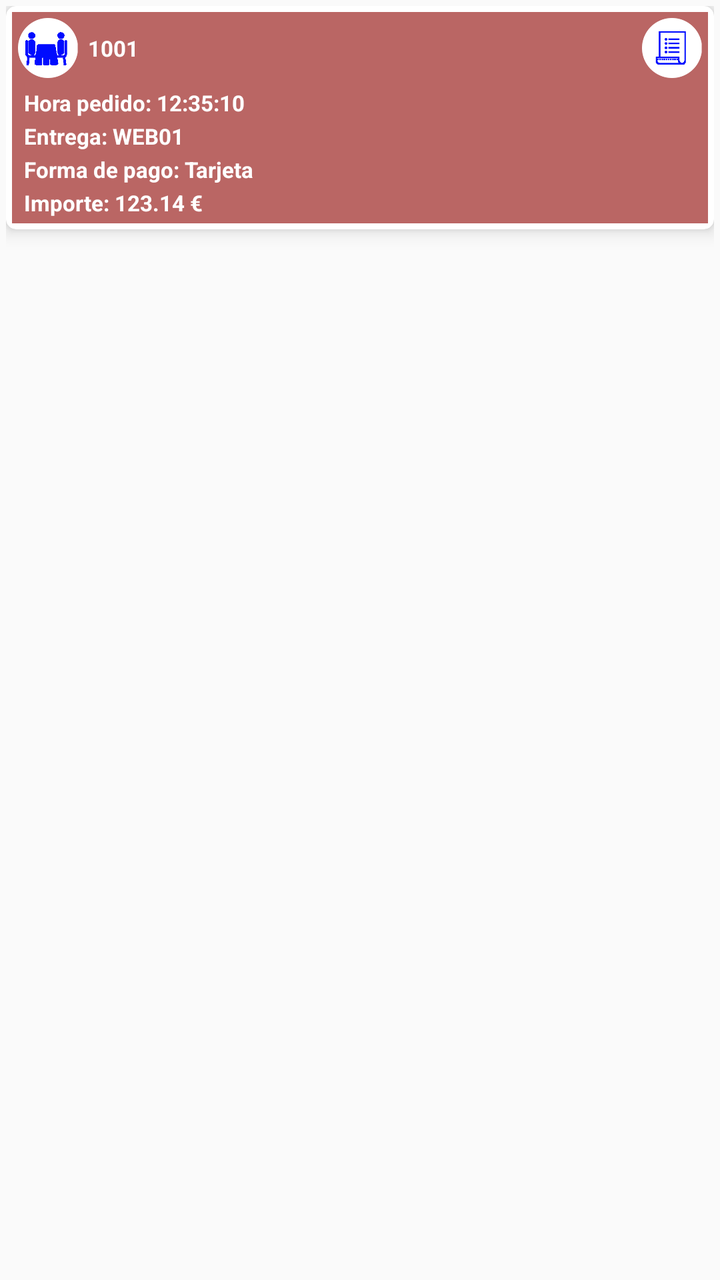
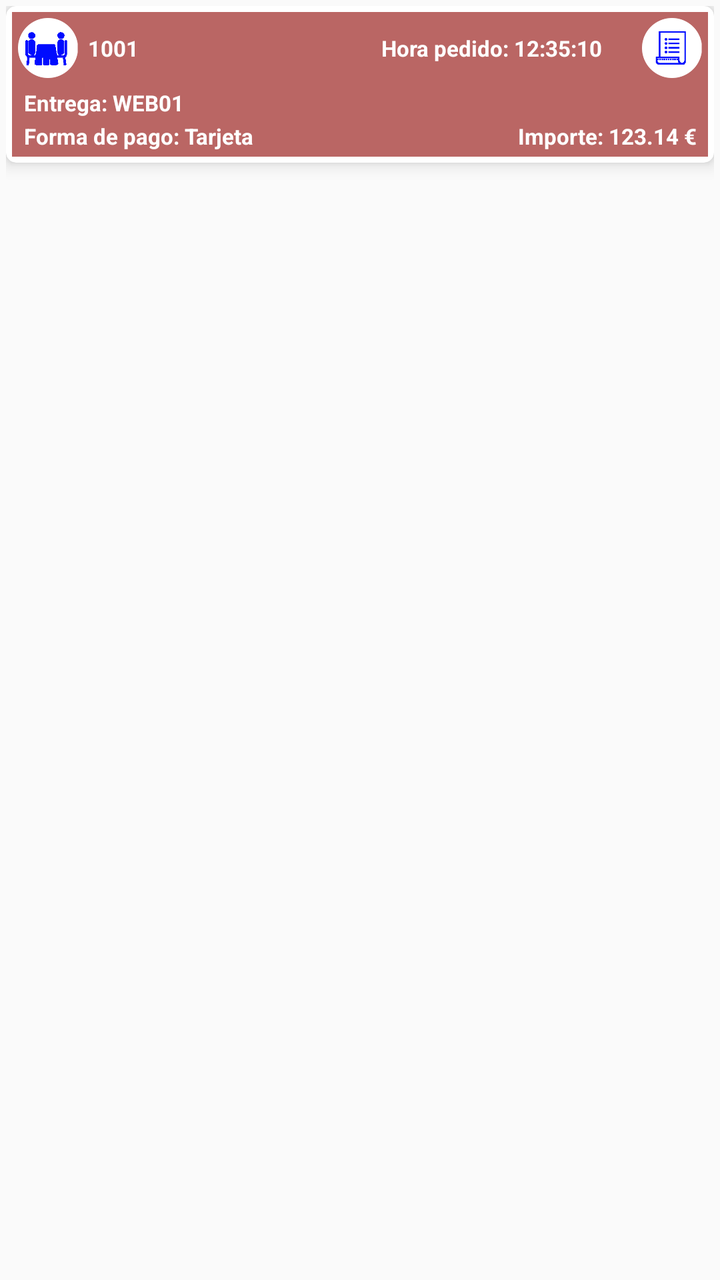

Compare the two renders of this Android layout. The source of the first and the diff that turns it into the second are given below.
<!-- AndroidManifest.xml: application theme AppTheme -->
<!-- res/layout/pedidos_cardview.xml -->
<?xml version="1.0" encoding="utf-8"?>
<LinearLayout xmlns:android="http://schemas.android.com/apk/res/android"
    xmlns:app="http://schemas.android.com/apk/res-auto"
    android:layout_width="match_parent"
    android:layout_height="wrap_content"
    android:background="@color/transparente"
    android:padding="3dp">

    <androidx.cardview.widget.CardView
        android:id="@+id/cv"
        android:layout_width="match_parent"
        android:layout_height="wrap_content"
        app:cardCornerRadius="5dp"
        app:cardElevation="5dp">

        <LinearLayout
            android:id="@+id/laySel"
            android:layout_width="match_parent"
            android:layout_height="wrap_content"
            android:orientation="vertical"
            android:padding="3dp">

            <LinearLayout
                android:id="@+id/fondo"
                android:layout_width="match_parent"
                android:layout_height="wrap_content"
                android:background="@color/mesaOcupada"
                android:orientation="vertical">

                
                <LinearLayout
                    android:layout_width="match_parent"
                    android:layout_height="wrap_content"
                    android:orientation="horizontal"
                    android:padding="3dp">

                    <androidx.appcompat.widget.AppCompatImageView
                        android:id="@+id/ivMesa"
                        android:layout_width="@dimen/icon_small_size"
                        android:layout_height="@dimen/icon_small_size"
                        android:layout_gravity="left"
                        android:background="@drawable/bar_mesa" />

                    <TextView
                        android:id="@+id/numero"
                        android:layout_width="0dp"
                        android:layout_weight="1"
                        android:layout_height="wrap_content"
                        android:layout_gravity="center_vertical"
                        android:layout_marginLeft="5dp"
                        android:gravity="left|center_vertical"
                        android:text="1001"
                        android:textColor="@color/textoBlanco"
                        android:textSize="@dimen/text_actionbar"
                        android:textStyle="bold" />

                    <androidx.appcompat.widget.AppCompatImageView
                        android:id="@+id/ivEstado"
                        android:layout_width="@dimen/icon_small_size"
                        android:layout_height="@dimen/icon_small_size"
                        android:layout_gravity="center_vertical"
                        android:layout_marginLeft="20dp"
                        android:background="@drawable/bar_tiquet" />
                </LinearLayout>

                
                <TextView
                    android:id="@+id/tvHoraPedido"
                    android:layout_width="match_parent"
                    android:layout_height="wrap_content"
                    android:paddingLeft="6dp"
                    android:paddingRight="6dp"
                    android:paddingTop="2dp"
                    android:gravity="left"
                    android:text="Hora pedido: 12:35:10"
                    android:textColor="@color/textoBlanco"
                    android:textSize="@dimen/text_actionbar"
                    android:textStyle="bold" />

                
                <TextView
                    android:id="@+id/tvCodptoWeb"
                    android:layout_width="match_parent"
                    android:layout_height="wrap_content"
                    android:paddingLeft="6dp"
                    android:paddingRight="6dp"
                    android:paddingTop="2dp"
                    android:gravity="left"
                    android:text="Entrega: WEB01"
                    android:textColor="@color/textoBlanco"
                    android:textSize="@dimen/text_actionbar"
                    android:textStyle="bold"
                    android:maxLines="2" />

                
                <TextView
                    android:id="@+id/tvFpagoWeb"
                    android:layout_width="match_parent"
                    android:layout_height="wrap_content"
                    android:paddingLeft="6dp"
                    android:paddingRight="6dp"
                    android:paddingTop="2dp"
                    android:gravity="left"
                    android:text="Forma de pago: Tarjeta"
                    android:textColor="@color/textoBlanco"
                    android:textSize="@dimen/text_actionbar"
                    android:textStyle="bold"
                    android:maxLines="2" />

                
                <TextView
                    android:id="@+id/importe"
                    android:layout_width="match_parent"
                    android:layout_height="wrap_content"
                    android:paddingLeft="6dp"
                    android:paddingRight="6dp"
                    android:paddingTop="2dp"
                    android:paddingBottom="3dp"
                    android:gravity="left"
                    android:text="Importe: 123.14 €"
                    android:textColor="@color/textoBlanco"
                    android:textSize="@dimen/text_actionbar"
                    android:textStyle="bold" />

            </LinearLayout>
        </LinearLayout>
    </androidx.cardview.widget.CardView>

</LinearLayout>
<!-- resources referenced by this layout -->
<resources>
  <color name="mesaOcupada">#ba6664</color>
  <color name="textoBlanco">#ffffff</color>
  <color name="transparente">#00ffffff</color>
  <dimen name="icon_small_size">30dp</dimen>
  <dimen name="text_actionbar">11sp</dimen>
  <!-- drawable bar_mesa: png bitmap (drawable, 6214 bytes) -->
  <!-- drawable bar_tiquet: png bitmap (drawable, 7783 bytes) -->
  <style name="AppTheme" parent="Theme.AppCompat.Light.DarkActionBar">
          
          <item name="colorPrimary">@color/colorPrimary</item>
          <item name="colorPrimaryDark">@color/colorPrimaryDark</item>
          <item name="colorAccent">@color/colorAccent</item>
      </style>
  <color name="colorPrimary">#3F51B5</color>
  <color name="colorPrimaryDark">#303F9F</color>
  <color name="colorAccent">#ff5600</color>
</resources>

<!-- the commit's change to res/layout/pedidos_cardview.xml (unified diff, before → after) -->
@@ -54,6 +54,18 @@
                         android:textSize="@dimen/text_actionbar"
                         android:textStyle="bold" />
 
+                    <TextView
+                        android:id="@+id/tvHoraPedido"
+                        android:layout_width="wrap_content"
+                        android:layout_height="wrap_content"
+                        android:layout_gravity="center_vertical"
+                        android:layout_marginLeft="5dp"
+                        android:gravity="center"
+                        android:text="Hora pedido: 12:35:10"
+                        android:textColor="@color/textoBlanco"
+                        android:textSize="@dimen/text_actionbar"
+                        android:textStyle="bold" />
+
                     <androidx.appcompat.widget.AppCompatImageView
                         android:id="@+id/ivEstado"
                         android:layout_width="@dimen/icon_small_size"
@@ -62,20 +74,6 @@
                         android:layout_marginLeft="20dp"
                         android:background="@drawable/bar_tiquet" />
                 </LinearLayout>
-
-                
-                <TextView
-                    android:id="@+id/tvHoraPedido"
-                    android:layout_width="match_parent"
-                    android:layout_height="wrap_content"
-                    android:paddingLeft="6dp"
-                    android:paddingRight="6dp"
-                    android:paddingTop="2dp"
-                    android:gravity="left"
-                    android:text="Hora pedido: 12:35:10"
-                    android:textColor="@color/textoBlanco"
-                    android:textSize="@dimen/text_actionbar"
-                    android:textStyle="bold" />
 
                 
                 <TextView
@@ -93,34 +91,38 @@
                     android:maxLines="2" />
 
                 
-                <TextView
-                    android:id="@+id/tvFpagoWeb"
+                <LinearLayout
                     android:layout_width="match_parent"
                     android:layout_height="wrap_content"
+                    android:orientation="horizontal"
                     android:paddingLeft="6dp"
                     android:paddingRight="6dp"
                     android:paddingTop="2dp"
-                    android:gravity="left"
-                    android:text="Forma de pago: Tarjeta"
-                    android:textColor="@color/textoBlanco"
-                    android:textSize="@dimen/text_actionbar"
-                    android:textStyle="bold"
-                    android:maxLines="2" />
+                    android:paddingBottom="3dp">
 
-                
-                <TextView
-                    android:id="@+id/importe"
-                    android:layout_width="match_parent"
-                    android:layout_height="wrap_content"
-                    android:paddingLeft="6dp"
-                    android:paddingRight="6dp"
-                    android:paddingTop="2dp"
-                    android:paddingBottom="3dp"
-                    android:gravity="left"
-                    android:text="Importe: 123.14 €"
-                    android:textColor="@color/textoBlanco"
-                    android:textSize="@dimen/text_actionbar"
-                    android:textStyle="bold" />
+                    <TextView
+                        android:id="@+id/tvFpagoWeb"
+                        android:layout_width="0dp"
+                        android:layout_weight="1"
+                        android:layout_height="wrap_content"
+                        android:gravity="left"
+                        android:text="Forma de pago: Tarjeta"
+                        android:textColor="@color/textoBlanco"
+                        android:textSize="@dimen/text_actionbar"
+                        android:textStyle="bold"
+                        android:maxLines="2" />
+
+                    <TextView
+                        android:id="@+id/importe"
+                        android:layout_width="wrap_content"
+                        android:layout_height="wrap_content"
+                        android:layout_marginLeft="10dp"
+                        android:gravity="right"
+                        android:text="Importe: 123.14 €"
+                        android:textColor="@color/textoBlanco"
+                        android:textSize="@dimen/text_actionbar"
+                        android:textStyle="bold" />
+                </LinearLayout>
 
             </LinearLayout>
         </LinearLayout>
